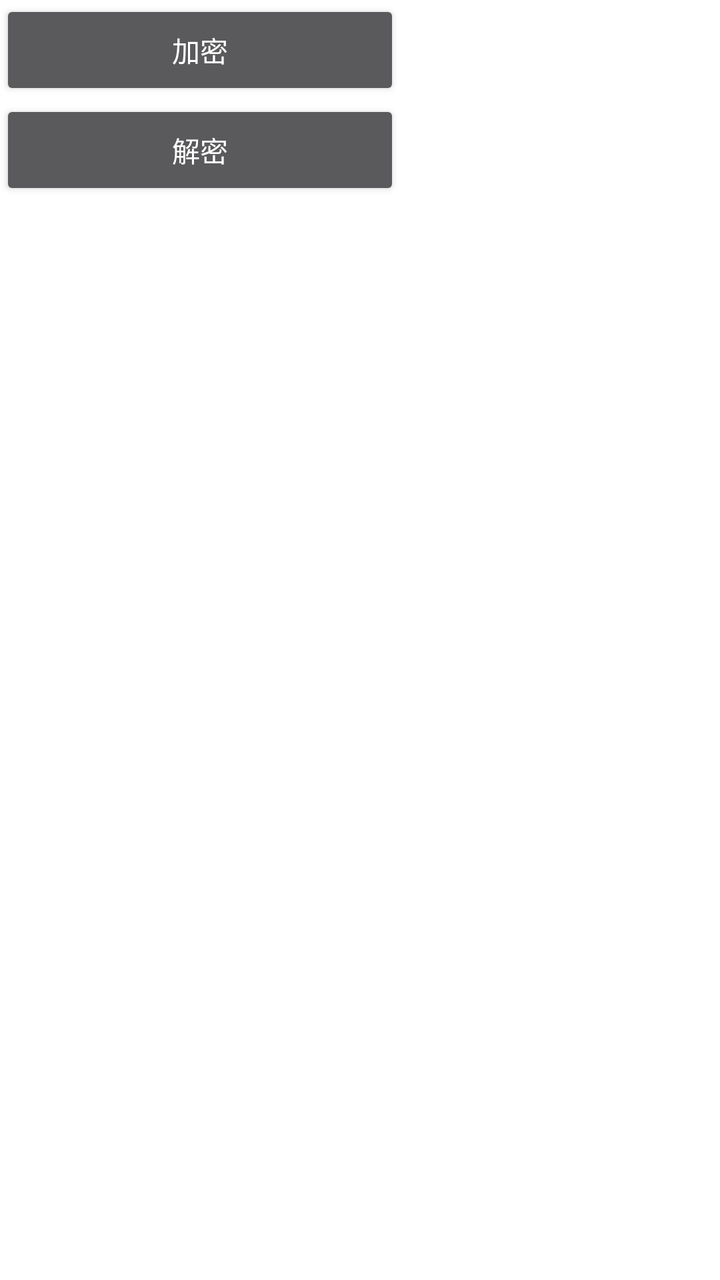
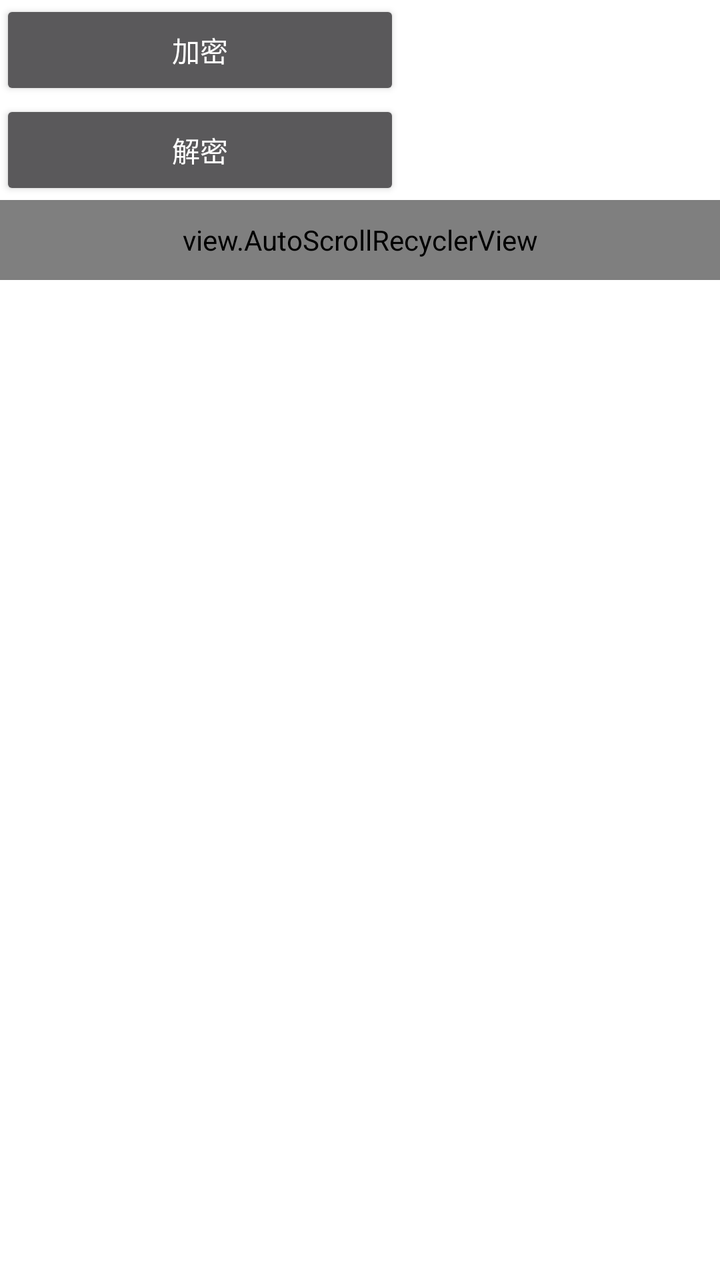

Compare the two renders of this Android layout. The source of the first and the diff that turns it into the second are given below.
<!-- AndroidManifest.xml: application theme AppBaseTheme -->
<!-- res/layout/main_first_frag_layout.xml -->
<?xml version="1.0" encoding="utf-8"?>
<LinearLayout xmlns:android="http://schemas.android.com/apk/res/android"
    android:layout_width="fill_parent"
    android:layout_height="fill_parent"
    android:background="@color/white"
    android:orientation="vertical">

    <Button
        android:id="@+id/button_1"
        android:layout_width="200dp"
        android:layout_height="50dp"
        android:text="加密" />

    <Button
        android:id="@+id/button_2"
        android:layout_width="200dp"
        android:layout_height="50dp"
        android:text="解密" />
</LinearLayout>
<!-- resources referenced by this layout -->
<resources>
  <color name="white">#ffffff</color>
  <style name="AppBaseTheme" parent="@style/Theme.AppCompat.NoActionBar">
          <item name="android:windowNoTitle">true</item>
          <item name="android:windowContentOverlay">@null</item>
          <item name="android:windowAnimationStyle">@style/AnimationActivity</item>
          <item name="colorPrimary">@color/black</item>
          <item name="colorPrimaryDark">@color/black</item>
          <item name="colorAccent">@color/colorAccent</item>
      </style>
  <style name="AnimationActivity" parent="@android:style/Animation.Activity">
          <item name="android:activityOpenEnterAnimation">@anim/slide_in_right</item>
          <item name="android:activityCloseExitAnimation">@anim/slide_out_right</item>
          <item name="android:activityCloseEnterAnimation">@anim/slide_in_left</item>
          <item name="android:activityOpenExitAnimation">@anim/slide_out_left</item>
      </style>
  <color name="black">#000000</color>
  <color name="colorAccent">#FF4081</color>
</resources>

<!-- the commit's change to res/layout/main_first_frag_layout.xml (unified diff, before → after) -->
@@ -16,4 +16,9 @@
         android:layout_width="200dp"
         android:layout_height="50dp"
         android:text="解密" />
+
+    <view.AutoScrollRecyclerView
+        android:id="@+id/rv_recycleView"
+        android:layout_width="match_parent"
+        android:layout_height="40dp" />
 </LinearLayout>
